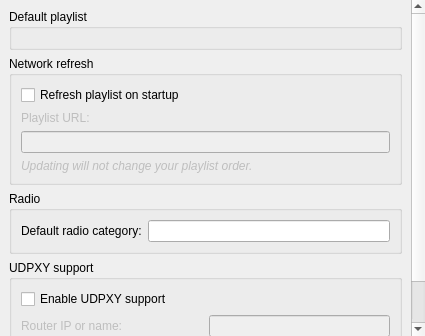
This is src/ui/settings/SettingsPlaylist.ui in ntadej/tano as Qt 5 draws it before an edit. The edited form follows.
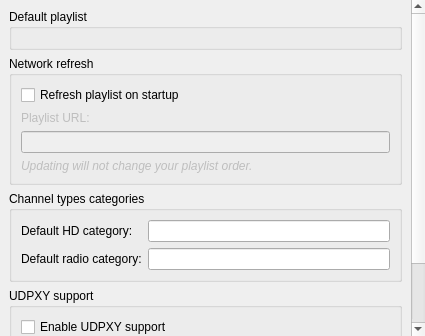
This is the edited form. Icons and pictures are not drawn. Custom widgets are drawn as their Qt base class.

Commit message: New settings items

Patch:
```diff
--- a/src/ui/settings/SettingsPlaylist.ui
+++ b/src/ui/settings/SettingsPlaylist.ui
@@ -31,8 +31,8 @@
        <rect>
         <x>0</x>
         <y>0</y>
-        <width>409</width>
-        <height>429</height>
+        <width>408</width>
+        <height>415</height>
        </rect>
       </property>
       <layout class="QVBoxLayout" name="verticalLayout_4">
@@ -97,19 +97,29 @@
        <item>
         <widget class="QGroupBox" name="groupRadio">
          <property name="title">
-          <string>Radio</string>
+          <string>Channel types categories</string>
          </property>
-         <layout class="QHBoxLayout" name="horizontalLayout">
-          <item>
+         <layout class="QGridLayout" name="gridLayout_2">
+          <item row="1" column="0">
            <widget class="QLabel" name="labelRadio">
             <property name="text">
              <string>Default radio category:</string>
             </property>
            </widget>
           </item>
-          <item>
+          <item row="1" column="2">
            <widget class="QLineEdit" name="editRadio"/>
           </item>
+          <item row="0" column="0">
+           <widget class="QLabel" name="labelHd">
+            <property name="text">
+             <string>Default HD category:</string>
+            </property>
+           </widget>
+          </item>
+          <item row="0" column="2">
+           <widget class="QLineEdit" name="editHd"/>
+          </item>
          </layout>
         </widget>
        </item>
```
The commit also changes 21 other files.
